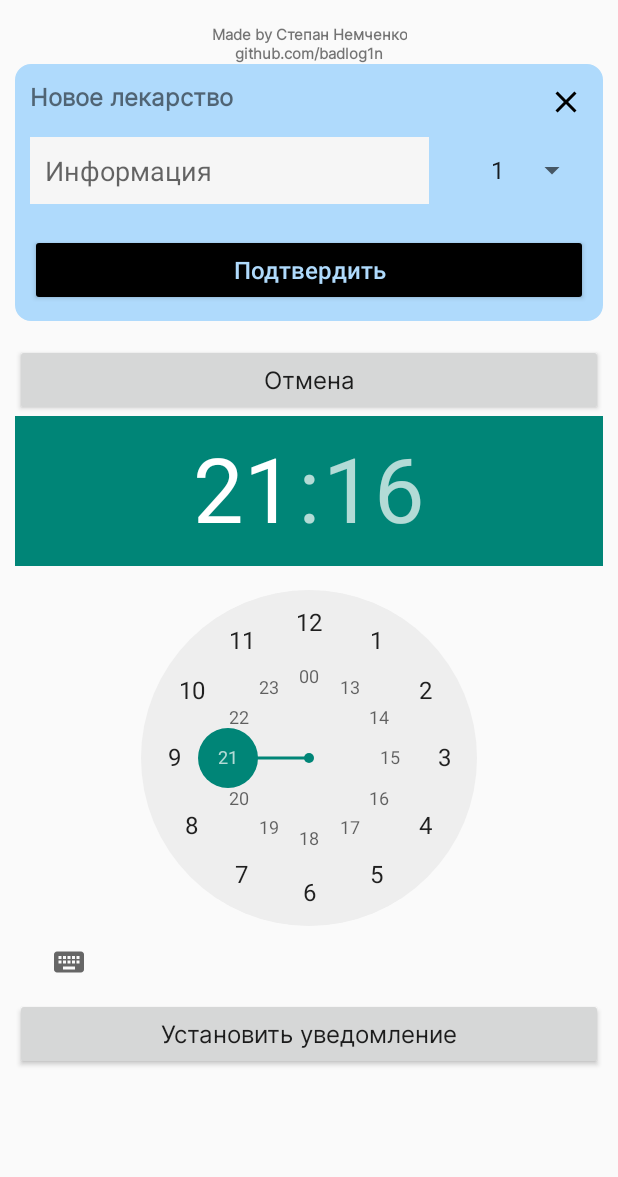
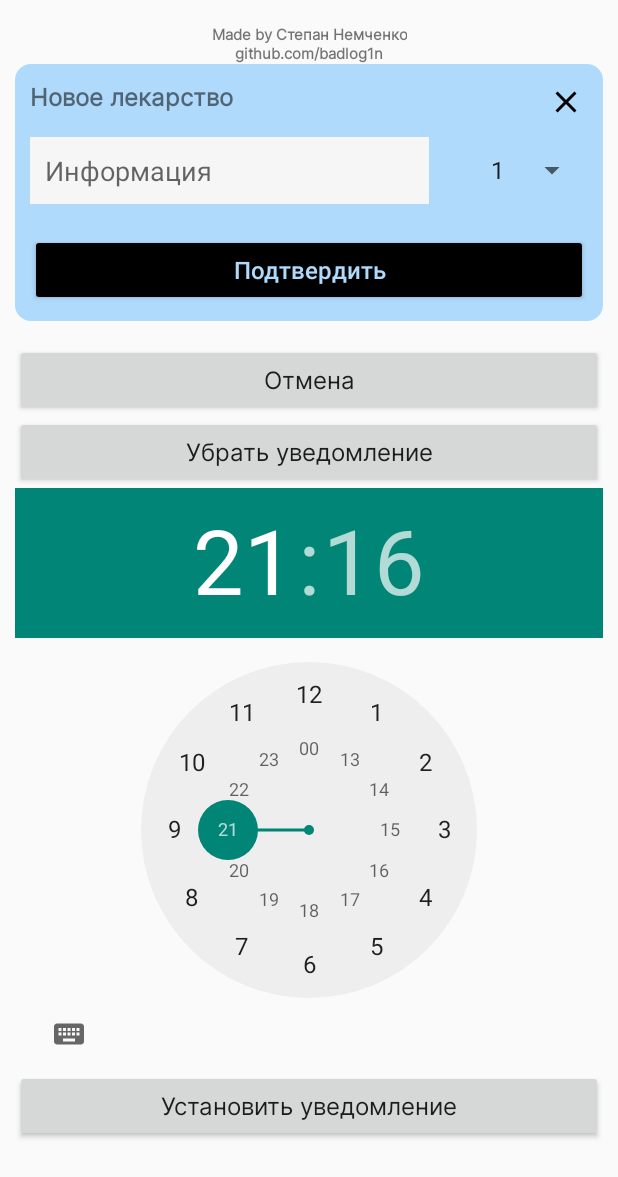
Before and after one commit to BadLog1n/MedsTime, an Android app: the screen it shows after launch (MainActivity), after a tap on "Добавить уведомление", on a phone screen of 412 x 824 dp. Shown: the top 1177 px of the screen. Run offline under Robolectric (Android 15) with nearby library versions, the phone set to English and light mode, and no system bars; 3 other taps on this screen came first.

Commit message:
Кнопка, чтобы убрать уведомления
Элементы перенесены в layout

```diff
--- a/app/src/main/java/com/oneseed/medstime/MainActivity.java
+++ b/app/src/main/java/com/oneseed/medstime/MainActivity.java
@@ -47,12 +47,14 @@ public class MainActivity extends AppCompatActivity {
         Button addNewMedButton = findViewById(R.id.addNewMedButton);
         Button addTimerBtn = findViewById(R.id.addTimerBtn);
         Button setTimerBtn = findViewById(R.id.setTimerBtn);
+        Button removeTimerBtn = findViewById(R.id.removeTimerBtn);
         Spinner countSpinner = findViewById(R.id.countSpinner);
         EditText newMedicineText = findViewById(R.id.newMedicineEditText);
         TextView madeByText = findViewById(R.id.madeByText);
         LinearLayout addMedsLayout = findViewById(R.id.addMedsLayout);
         LinearLayout addMedsLayoutHeader = findViewById(R.id.addMedsLayoutHeader);
         LinearLayout addMedsBtnLayout = findViewById(R.id.addMedsBtnLayout);
+        LinearLayout layoutTimer = findViewById(R.id.layoutTimer);
         TimePicker timePicker = findViewById(R.id.timePicker);
         timePicker.setIs24HourView(true);
         createNotificationChannel();
@@ -63,21 +65,20 @@ public class MainActivity extends AppCompatActivity {
 
         addTimerBtn.setOnClickListener(v -> {
             if (addTimerBtn.getText().equals("Отмена")) {
-                timePicker.setVisibility(View.GONE);
                 addTimerBtn.setText("Добавить уведомление");
                 medsRecyclerView.setVisibility(View.VISIBLE);
-                setTimerBtn.setVisibility(View.GONE);
+                layoutTimer.setVisibility(View.GONE);
+
             } else {
-                timePicker.setVisibility(View.VISIBLE);
                 addTimerBtn.setText("Отмена");
                 medsRecyclerView.setVisibility(View.GONE);
-                setTimerBtn.setVisibility(View.VISIBLE);
+                layoutTimer.setVisibility(View.VISIBLE);
             }
         });
 
         setTimerBtn.setOnClickListener(v -> {
             if (Build.VERSION.SDK_INT >= Build.VERSION_CODES.TIRAMISU) {
-                ActivityCompat.requestPermissions((Activity) this, new String[]{Manifest.permission.POST_NOTIFICATIONS}, 1);
+                ActivityCompat.requestPermissions(this, new String[]{Manifest.permission.POST_NOTIFICATIONS}, 1);
                 if (ActivityCompat.checkSelfPermission(this, Manifest.permission.POST_NOTIFICATIONS) != PackageManager.PERMISSION_GRANTED) {
                     //request permission
                     Toast.makeText(this, "Для получения уведомлений необходимо разрешение", Toast.LENGTH_SHORT).show();
@@ -107,14 +108,19 @@ public class MainActivity extends AppCompatActivity {
             }
             String time = hour + ":" + minuteStr;
             Toast.makeText(this, "Уведомление установлено на " + time, Toast.LENGTH_SHORT).show();
-            timePicker.setVisibility(View.GONE);
             addTimerBtn.setText("Добавить уведомление");
+            layoutTimer.setVisibility(View.GONE);
             medsRecyclerView.setVisibility(View.VISIBLE);
-            setTimerBtn.setVisibility(View.GONE);
-
 
         });
 
+        removeTimerBtn.setOnClickListener(v -> {
+            Intent intent = new Intent(MainActivity.this, MyBroadcastReceiver.class);
+            PendingIntent pendingIntent = PendingIntent.getBroadcast(MainActivity.this, 0, intent, PendingIntent.FLAG_IMMUTABLE);
+            AlarmManager alarmManager = (AlarmManager) getSystemService(ALARM_SERVICE);
+            alarmManager.cancel(pendingIntent);
+            Toast.makeText(this, "Уведомления отключены", Toast.LENGTH_SHORT).show();
+        });
 
         addMedsBtnLayout.setOnClickListener(v -> {
             addMedsLayout.setVisibility(View.VISIBLE);
--- a/app/src/main/res/layout/activity_main.xml
+++ b/app/src/main/res/layout/activity_main.xml
@@ -157,24 +157,38 @@
         android:textSize="16sp"
         app:cornerRadius="100dp" />
 
+    <LinearLayout
+        android:id="@+id/layoutTimer"
+        android:layout_width="match_parent"
+        android:layout_height="wrap_content"
+        android:visibility="gone"
+        android:orientation="vertical">
 
+        <Button
+            android:id="@+id/removeTimerBtn"
+            android:layout_width="match_parent"
+            android:layout_height="wrap_content"
+            android:fontFamily="@font/inter"
+            android:text="Убрать уведомление"
+            android:textAllCaps="false"
+            android:textSize="16sp"
+            app:cornerRadius="100dp" />
 
         <TimePicker
             android:id="@+id/timePicker"
             android:layout_width="match_parent"
-        android:layout_height="wrap_content"
-        android:visibility="gone"/>
+            android:layout_height="wrap_content" />
 
         <Button
             android:id="@+id/setTimerBtn"
             android:layout_width="match_parent"
             android:layout_height="wrap_content"
+            android:fontFamily="@font/inter"
             android:text="Установить уведомление"
             android:textAllCaps="false"
-        android:visibility="gone"
-        android:fontFamily="@font/inter"
             android:textSize="16sp"
             app:cornerRadius="100dp" />
+    </LinearLayout>
 
     <androidx.recyclerview.widget.RecyclerView
         android:id="@+id/medsRc"
```
Lines whose indentation alone changed are shown as unchanged.
